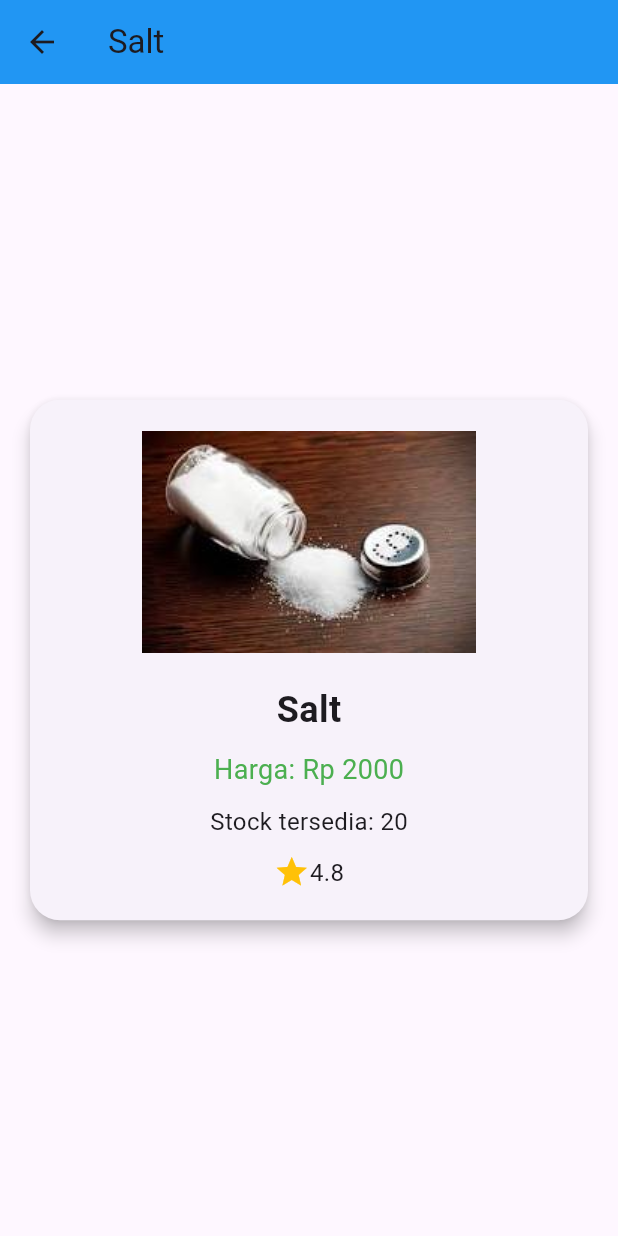
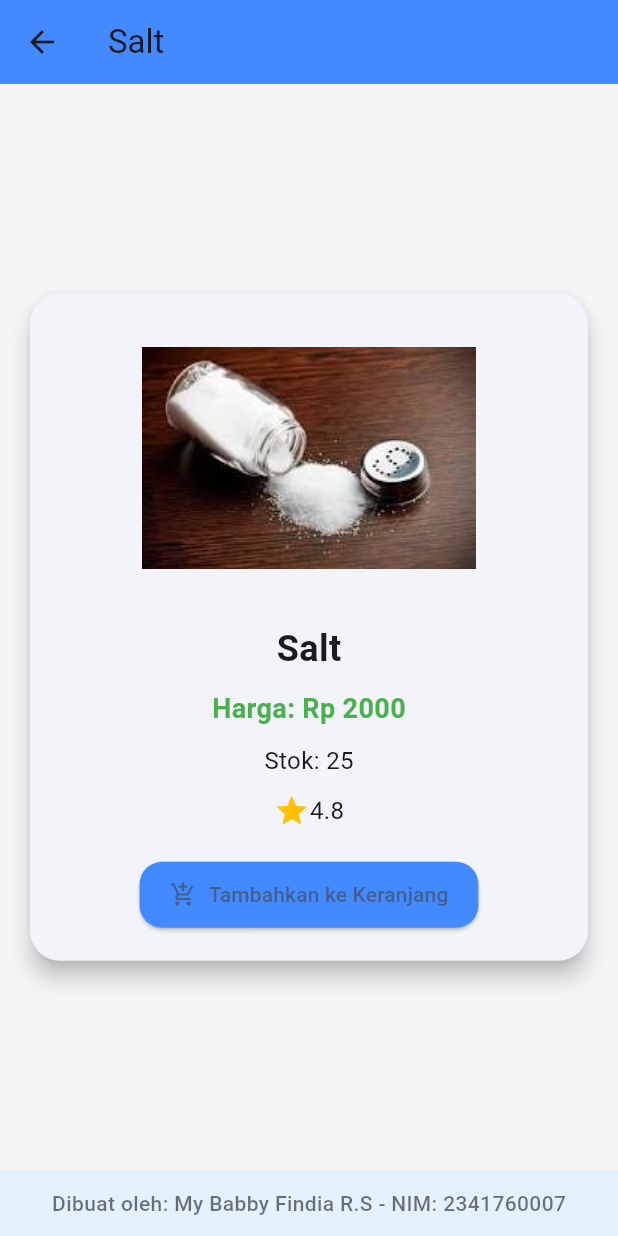
Before and after one commit to bebyyf/layout_flutter, a Flutter app: the screen it shows after launch, after a tap on "Salt", on a phone screen of 412 x 824 dp. Run offline on Flutter 3.47's test engine with Material 3 defaults, Android fonts, the phone set to English and light mode, and no system bars.

Commit message:
Tugas praktikum 2 no 5

```diff
--- a/lib/main.dart
+++ b/lib/main.dart
@@ -6,12 +6,16 @@ void main() {
   runApp(
     MaterialApp(
       debugShowCheckedModeBanner: false,
-      title: 'Aplikasi Belanja',
+      title: 'Aplikasi Belanja Flutter',
       initialRoute: '/',
       routes: {
         '/': (context) => HomePage(),
         '/item': (context) => const ItemPage(),
       },
+      theme: ThemeData(
+        colorScheme: ColorScheme.fromSeed(seedColor: Colors.blueAccent),
+        useMaterial3: true,
+      ),
     ),
   );
 }
--- a/lib/pages/home_page.dart
+++ b/lib/pages/home_page.dart
@@ -1,13 +1,15 @@
 import 'package:flutter/material.dart';
 import '../models/item.dart';
+import '../widgets/item_card.dart';
+import '../widgets/footer.dart';
+
 
 class HomePage extends StatelessWidget {
   HomePage({super.key});
 
-  // Daftar data item
   final List<Item> items = [
     Item(name: 'Sugar', price: 5000, image: 'images/sugar.png', stock: 10, rating: 4.5),
-    Item(name: 'Salt', price: 2000, image: 'images/salt.png', stock: 20, rating: 4.8),
+    Item(name: 'Salt', price: 2000, image: 'images/salt.png', stock: 25, rating: 4.8),
     Item(name: 'Coffee', price: 10000, image: 'images/coffee.png', stock: 15, rating: 4.9),
     Item(name: 'Rice', price: 12000, image: 'images/rice.png', stock: 30, rating: 4.7),
   ];
@@ -15,99 +17,40 @@ class HomePage extends StatelessWidget {
   @override
   Widget build(BuildContext context) {
     return Scaffold(
+      backgroundColor: Colors.grey.shade100,
       appBar: AppBar(
-        title: const Text('Toko Belanja'),
-        backgroundColor: Colors.blue,
+        title: const Text('Aplikasi Belanja'),
+        backgroundColor: Colors.blueAccent,
         centerTitle: true,
       ),
-      body: Padding(
+      body: Column(
+        children: [
+          Expanded(
+            child: Padding(
               padding: const EdgeInsets.all(8.0),
               child: GridView.builder(
                 itemCount: items.length,
                 gridDelegate: const SliverGridDelegateWithFixedCrossAxisCount(
-            crossAxisCount: 2, // jumlah kolom
+                  crossAxisCount: 2,
                   crossAxisSpacing: 10,
                   mainAxisSpacing: 10,
                   childAspectRatio: 0.8,
                 ),
                 itemBuilder: (context, index) {
                   final item = items[index];
-            return InkWell(
+                  return ItemCard(
+                    item: item,
                     onTap: () {
-                Navigator.pushNamed(
-                  context,
-                  '/item',
-                  arguments: item,
-                );
+                      Navigator.pushNamed(context, '/item', arguments: item);
                     },
-              child: Card(
-                shape: RoundedRectangleBorder(
-                  borderRadius: BorderRadius.circular(15),
-                ),
-                elevation: 3,
-                child: Column(
-                  crossAxisAlignment: CrossAxisAlignment.stretch,
-                  children: [
-                    Expanded(
-                      flex: 6,
-                      child: ClipRRect(
-                        borderRadius: const BorderRadius.vertical(top: Radius.circular(12)),
-                        child: Hero(
-                          tag: item.name, // animasi Hero
-                          child: Image.asset(
-                            item.image,
-                            fit: BoxFit.cover,
-                          ),
-                        ),
-                      ),
-                    ),
-                    Expanded(
-                      flex: 4,
-                      child: Padding(
-                        padding: const EdgeInsets.all(8.0),
-                        child: Column(
-                          crossAxisAlignment: CrossAxisAlignment.start,
-                          children: [
-                            Text(
-                              item.name,
-                              style: const TextStyle(
-                                fontSize: 16,
-                                fontWeight: FontWeight.bold,
-                              ),
-                            ),
-                            const SizedBox(height: 4),
-                            Text(
-                              'Rp ${item.price}',
-                              style: const TextStyle(
-                                fontSize: 14,
-                                color: Colors.green,
-                                fontWeight: FontWeight.w600,
-                              ),
-                            ),
-                            const SizedBox(height: 4),
-                            Row(
-                              mainAxisAlignment: MainAxisAlignment.spaceBetween,
-                              children: [
-                                Text('Stock: ${item.stock}'),
-                                Row(
-                                  children: [
-                                    const Icon(Icons.star, color: Colors.amber, size: 16),
-                                    Text('${item.rating}'),
-                                  ],
-                                ),
-                              ],
-                            ),
-                          ],
-                        ),
-                      ),
-                    ),
-                  ],
-                ),
-              ),
                   );
                 },
               ),
             ),
+          ),
+          const Footer(), // Footer di bawah
+        ],
+      ),
     );
   }
 }
--- a/lib/pages/item_page.dart
+++ b/lib/pages/item_page.dart
@@ -1,22 +1,27 @@
 import 'package:flutter/material.dart';
 import '../models/item.dart';
+import '../widgets/footer.dart';
+
 
 class ItemPage extends StatelessWidget {
   const ItemPage({super.key});
 
   @override
   Widget build(BuildContext context) {
-    // Ambil data dari halaman sebelumnya
     final Item item = ModalRoute.of(context)!.settings.arguments as Item;
 
     return Scaffold(
+      backgroundColor: Colors.grey.shade100,
       appBar: AppBar(
         title: Text(item.name),
-        backgroundColor: Colors.blue,
+        backgroundColor: Colors.blueAccent,
       ),
-      body: Center(
+      body: Column(
+        children: [
+          Expanded(
+            child: Center(
               child: Card(
-          elevation: 5,
+                elevation: 6,
                 margin: const EdgeInsets.all(20),
                 shape: RoundedRectangleBorder(
                   borderRadius: BorderRadius.circular(20),
@@ -27,37 +32,60 @@ class ItemPage extends StatelessWidget {
                     mainAxisSize: MainAxisSize.min,
                     children: [
                       Hero(
-                  tag: item.name, // Hero tag sama seperti di HomePage
-                  child: Image.asset(
-                    item.image,
-                    height: 150,
+                        tag: item.name,
+                        child: ClipRRect(
+                          borderRadius: BorderRadius.circular(15),
+                          child: Image.asset(item.image, height: 180),
                         ),
                       ),
                       const SizedBox(height: 20),
-                Text(
-                  item.name,
-                  style: const TextStyle(fontSize: 24, fontWeight: FontWeight.bold),
-                ),
+                      Text(item.name,
+                          style: const TextStyle(
+                              fontSize: 24, fontWeight: FontWeight.bold)),
                       const SizedBox(height: 10),
-                Text(
-                  'Harga: Rp ${item.price}',
-                  style: const TextStyle(fontSize: 18, color: Colors.green),
-                ),
+                      Text('Harga: Rp ${item.price}',
+                          style: const TextStyle(
+                              fontSize: 18,
+                              color: Colors.green,
+                              fontWeight: FontWeight.w600)),
                       const SizedBox(height: 10),
-                Text('Stock tersedia: ${item.stock}', style: const TextStyle(fontSize: 16)),
+                      Text('Stok: ${item.stock}',
+                          style: const TextStyle(fontSize: 16)),
                       const SizedBox(height: 10),
                       Row(
                         mainAxisAlignment: MainAxisAlignment.center,
                         children: [
                           const Icon(Icons.star, color: Colors.amber),
-                    Text('${item.rating}', style: const TextStyle(fontSize: 16)),
+                          Text('${item.rating}',
+                              style: const TextStyle(fontSize: 16)),
                         ],
                       ),
+                      const SizedBox(height: 20),
+                      ElevatedButton.icon(
+                        onPressed: () {
+                          ScaffoldMessenger.of(context).showSnackBar(SnackBar(
+                            content: Text('${item.name} ditambahkan ke keranjang!'),
+                          ));
+                        },
+                        icon: const Icon(Icons.add_shopping_cart),
+                        label: const Text('Tambahkan ke Keranjang'),
+                        style: ElevatedButton.styleFrom(
+                          backgroundColor: Colors.blueAccent,
+                          padding: const EdgeInsets.symmetric(horizontal: 20, vertical: 12),
+                          shape: RoundedRectangleBorder(
+                            borderRadius: BorderRadius.circular(15),
+                          ),
+                        ),
+                      )
                     ],
                   ),
                 ),
               ),
             ),
+          ),
+          const Footer(),
+        ],
+      ),
     );
   }
 }
--- /dev/null
+++ b/lib/widgets/footer.dart
@@ -0,0 +1,23 @@
+import 'package:flutter/material.dart';
+
+class Footer extends StatelessWidget {
+  const Footer({super.key});
+
+  @override
+  Widget build(BuildContext context) {
+    return Container(
+      color: Colors.blue.shade50,
+      padding: const EdgeInsets.all(12),
+      child: const Center(
+        child: Text(
+          'Dibuat oleh: My Babby Findia R.S - NIM: 2341760007',
+          style: TextStyle(
+            fontSize: 14,
+            fontWeight: FontWeight.w500,
+            color: Colors.black54,
+          ),
+        ),
+      ),
+    );
+  }
+}
--- /dev/null
+++ b/lib/widgets/item_card.dart
@@ -0,0 +1,70 @@
+import 'package:flutter/material.dart';
+import '../../models/item.dart';
+
+class ItemCard extends StatelessWidget {
+  final Item item;
+  final VoidCallback onTap;
+
+  const ItemCard({super.key, required this.item, required this.onTap});
+
+  @override
+  Widget build(BuildContext context) {
+    return InkWell(
+      onTap: onTap,
+      borderRadius: BorderRadius.circular(15),
+      child: Card(
+        shape: RoundedRectangleBorder(borderRadius: BorderRadius.circular(15)),
+        elevation: 4,
+        shadowColor: Colors.blue.withOpacity(0.3),
+        child: Column(
+          crossAxisAlignment: CrossAxisAlignment.stretch,
+          children: [
+            Expanded(
+              flex: 6,
+              child: ClipRRect(
+                borderRadius: const BorderRadius.vertical(top: Radius.circular(15)),
+                child: Hero(
+                  tag: item.name,
+                  child: Image.asset(item.image, fit: BoxFit.cover),
+                ),
+              ),
+            ),
+            Expanded(
+              flex: 4,
+              child: Padding(
+                padding: const EdgeInsets.all(8.0),
+                child: Column(
+                  crossAxisAlignment: CrossAxisAlignment.start,
+                  children: [
+                    Text(item.name,
+                        style: const TextStyle(
+                            fontWeight: FontWeight.bold, fontSize: 16)),
+                    const SizedBox(height: 5),
+                    Text('Rp ${item.price}',
+                        style: const TextStyle(
+                            color: Colors.green, fontWeight: FontWeight.w600)),
+                    const SizedBox(height: 5),
+                    Row(
+                      mainAxisAlignment: MainAxisAlignment.spaceBetween,
+                      children: [
+                        Text('Stock: ${item.stock}',
+                            style: const TextStyle(fontSize: 12)),
+                        Row(
+                          children: [
+                            const Icon(Icons.star, color: Colors.amber, size: 14),
+                            Text('${item.rating}',
+                                style: const TextStyle(fontSize: 12)),
+                          ],
+                        ),
+                      ],
+                    ),
+                  ],
+                ),
+              ),
+            ),
+          ],
+        ),
+      ),
+    );
+  }
+}
```
Also changed, not shown: images/ss21.png (added), images/ss22.png (added), 1 other file. Lines whose indentation alone changed are shown as unchanged.
